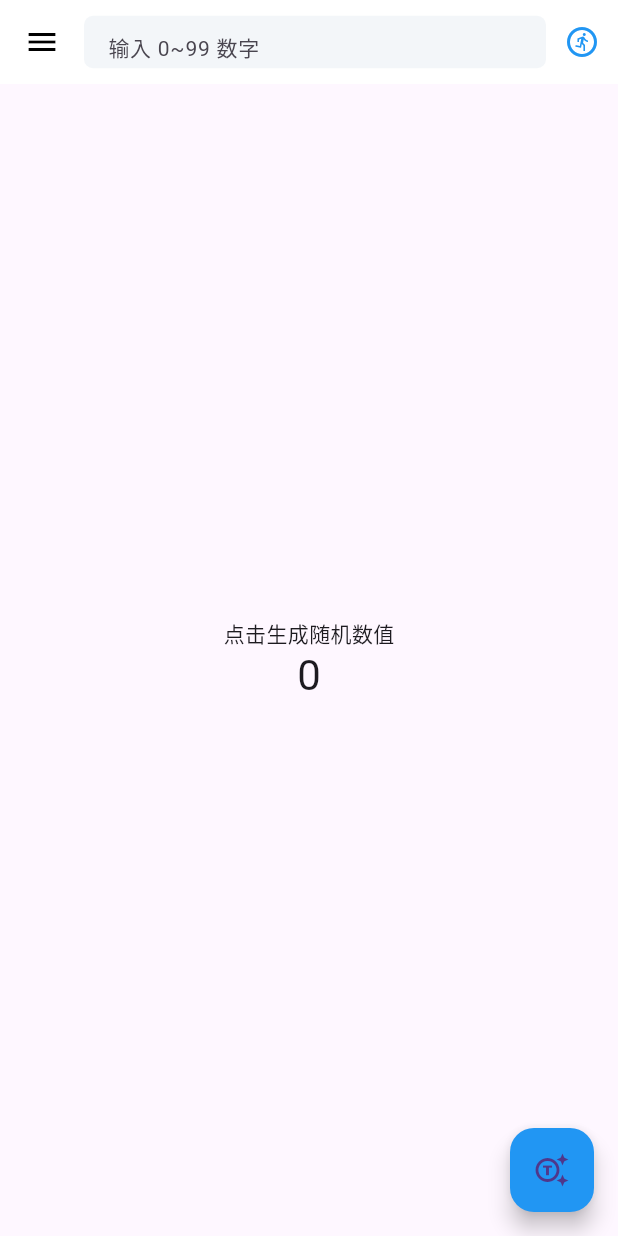
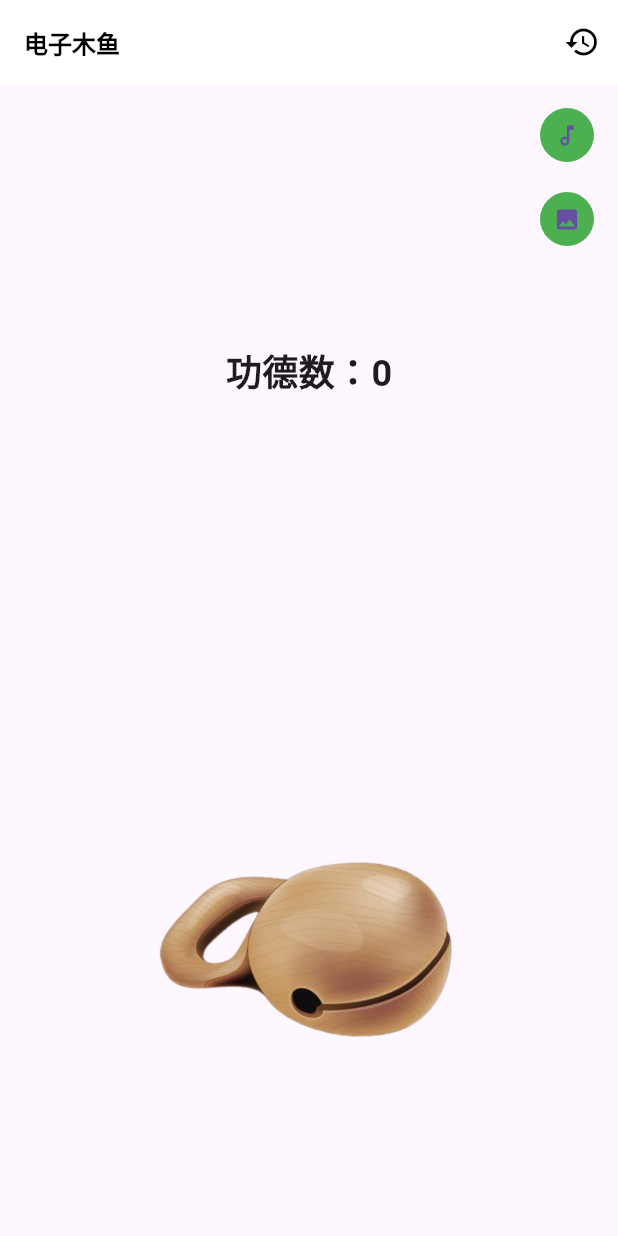
Before and after one commit to miniliupeng/flutter-learn, a Flutter app: the screen it shows after launch, on a phone screen of 412 x 824 dp. Run offline on Flutter 3.47's test engine with Material 3 defaults, Android fonts, the light colour scheme and no system bars; missing offline and left inert: flame_audio.

Commit message:
feat: 语言基础

```diff
--- a/demo/lib/main.dart
+++ b/demo/lib/main.dart
@@ -1,5 +1,5 @@
 import 'package:flutter/material.dart';
-import 'guess/guess_page.dart';
+import 'muyu/muyu_page.dart';
 
 void main() {
   runApp(const MyApp());
@@ -16,7 +16,7 @@ class MyApp extends StatelessWidget {
       theme: ThemeData(
         primarySwatch: Colors.blue,
       ),
-      home: const GuessPage(title: '猜数字'),
+      home: const MuyuPage(),
     );
   }
 }
--- /dev/null
+++ b/demo/lib/muyu/count_panel.dart
@@ -0,0 +1,51 @@
+import 'package:flutter/material.dart';
+
+class CountPanel extends StatelessWidget {
+  final int count;
+  final VoidCallback onTapSwitchAudio;
+  final VoidCallback onTapSwitchImage;
+
+  const CountPanel({
+    super.key,
+    required this.count,
+    required this.onTapSwitchAudio,
+    required this.onTapSwitchImage,
+  });
+  @override
+  Widget build(BuildContext context) {
+    // 按钮样式
+    final ButtonStyle style = ElevatedButton.styleFrom(
+      minimumSize: const Size(36, 36), // 最小尺寸
+      padding: EdgeInsets.zero, // 边距
+      backgroundColor: Colors.green, // 背景色
+      elevation: 0, // 阴影深度
+    );
+    return Stack(
+      children: [
+        Center(
+          child: Text(
+            '功德数：$count',
+            style: TextStyle(fontSize: 24, fontWeight: FontWeight.bold),
+          ),
+        ),
+        Positioned(
+            right: 10,
+            top: 10,
+            child: Wrap(
+              spacing: 8,
+              direction: Axis.vertical,
+              children: [
+                ElevatedButton(
+                    style: style,
+                    onPressed: onTapSwitchAudio,
+                    child: Icon(Icons.music_note_outlined)),
+                ElevatedButton(
+                    style: style,
+                    onPressed: onTapSwitchImage,
+                    child: Icon(Icons.image)),
+              ],
+            ))
+      ],
+    );
+  }
+}
--- /dev/null
+++ b/demo/lib/muyu/models/audio_option.dart
@@ -0,0 +1,6 @@
+class AudioOption {
+  final String name;
+  final String src;
+
+  const AudioOption(this.name, this.src);
+}
--- /dev/null
+++ b/demo/lib/muyu/models/image_option.dart
@@ -0,0 +1,8 @@
+class ImageOption {
+  final String name; // 名称
+  final String src; // 资源
+  final int min; // 每次点击时功德最小值
+  final int max; // 每次点击时功德最大值
+
+  const ImageOption(this.name, this.src, this.min, this.max);
+}
--- /dev/null
+++ b/demo/lib/muyu/models/merit_record.dart
@@ -0,0 +1,9 @@
+class MeritRecord {
+  final String id;
+  final int timestamp;
+  final int value;
+  final String image;
+  final String audio;
+
+  MeritRecord(this.id, this.timestamp, this.value, this.image, this.audio);
+}
--- /dev/null
+++ b/demo/lib/muyu/muyu_app_bar.dart
@@ -0,0 +1,32 @@
+import 'package:flutter/material.dart';
+import 'package:flutter/services.dart';
+
+class MuyuAppBar extends StatelessWidget implements PreferredSizeWidget {
+  final VoidCallback onTapHistory;
+
+  const MuyuAppBar({
+    Key? key,
+    required this.onTapHistory,
+  }) : super(key: key);
+
+  @override
+  Widget build(BuildContext context) {
+    return AppBar(
+      elevation: 0,
+      systemOverlayStyle: const SystemUiOverlayStyle(
+          statusBarIconBrightness: Brightness.dark,
+          statusBarColor: Colors.transparent),
+      backgroundColor: Colors.white,
+      titleTextStyle: const TextStyle(
+          color: Colors.black, fontSize: 16, fontWeight: FontWeight.bold),
+      iconTheme: const IconThemeData(color: Colors.black),
+      title: const Text("电子木鱼"),
+      actions: [
+        IconButton(onPressed: onTapHistory, icon: const Icon(Icons.history))
+      ],
+    );
+  }
+
+  @override
+  Size get preferredSize => const Size.fromHeight(kToolbarHeight);
+}
--- /dev/null
+++ b/demo/lib/muyu/muyu_image.dart
@@ -0,0 +1,17 @@
+import 'package:flutter/material.dart';
+
+class MuyuAssetsImage extends StatelessWidget {
+  final String image;
+  final VoidCallback onTap;
+  const MuyuAssetsImage({super.key, required this.image, required this.onTap});
+  @override
+  Widget build(BuildContext context) {
+    return Center(
+        child: GestureDetector(
+            onTap: onTap,
+            child: Image.asset(
+              image,
+              height: 200, //图片高度
+            )));
+  }
+}
--- /dev/null
+++ b/demo/lib/muyu/muyu_page.dart
@@ -0,0 +1,175 @@
+import 'dart:math';
+
+import 'package:demo/muyu/record_history.dart';
+import 'package:uuid/uuid.dart';
+import 'package:flutter/cupertino.dart';
+import 'package:flutter/material.dart';
+import 'package:flame_audio/flame_audio.dart';
+
+import 'models/merit_record.dart';
+import 'models/image_option.dart';
+import 'models/audio_option.dart';
+import 'options/select_image.dart';
+import 'options/select_audio.dart';
+
+import 'muyu_app_bar.dart';
+import 'animate_text.dart';
+import 'count_panel.dart';
+import 'muyu_image.dart';
+
+class MuyuPage extends StatefulWidget {
+  const MuyuPage({super.key});
+
+  @override
+  State<MuyuPage> createState() => _MuyuPageState();
+}
+
+class _MuyuPageState extends State<MuyuPage> {
+  int _counter = 0;
+  MeritRecord? _cruRecord;
+
+  int _activeImageIndex = 0;
+  int _activeAudioIndex = 0;
+
+  final Random _random = Random();
+  final Uuid uuid = Uuid();
+
+  List<MeritRecord> _records = [];
+
+  final List<AudioOption> audioOptions = const [
+    AudioOption('音效1', 'muyu_1.mp3'),
+    AudioOption('音效2', 'muyu_2.mp3'),
+    AudioOption('音效3', 'muyu_3.mp3'),
+  ];
+
+  final List<ImageOption> imageOptions = const [
+    ImageOption('基础版', 'assets/images/muyu.png', 1, 3),
+    ImageOption('尊享版', 'assets/images/muyu2.png', 3, 6),
+  ];
+
+  AudioPool? pool;
+
+  @override
+  void initState() {
+    super.initState();
+    _initAudioPool();
+  }
+
+  void _initAudioPool() async {
+    pool = await FlameAudio.createPool(
+      'muyu_1.mp3',
+      maxPlayers: 1,
+    );
+  }
+
+  @override
+  Widget build(BuildContext context) {
+    return Scaffold(
+      appBar: MuyuAppBar(
+        onTapHistory: _toHistory,
+      ),
+      body: Column(
+        children: [
+          Expanded(
+              child: CountPanel(
+            count: _counter,
+            onTapSwitchAudio: _onTapSwitchAudio,
+            onTapSwitchImage: _onTapSwitchImage,
+          )),
+          Expanded(
+            child: Stack(
+              alignment: Alignment.topCenter,
+              children: [
+                MuyuAssetsImage(
+                  image: activeImage,
+                  onTap: _onKnock,
+                ),
+                if (_cruRecord != null) AnimateText(record: _cruRecord!)
+              ],
+            ),
+          )
+        ],
+      ),
+    );
+  }
+
+  void _toHistory() {
+    Navigator.of(context).push(
+      MaterialPageRoute(
+        builder: (_) => RecordHistory(records: _records.reversed.toList()),
+      ),
+    );
+  }
+
+  void _onTapSwitchAudio() {
+    showCupertinoModalPopup(
+      context: context,
+      builder: (BuildContext context) {
+        return AudioOptionPanel(
+          audioOptions: audioOptions,
+          activeIndex: _activeAudioIndex,
+          onSelect: _onSelectAudio,
+        );
+      },
+    );
+  }
+
+  void _onTapSwitchImage() {
+    showCupertinoModalPopup(
+      context: context,
+      builder: (BuildContext context) {
+        return ImageOptionPanel(
+          imageOptions: imageOptions,
+          activeIndex: _activeImageIndex,
+          onSelect: _onSelectImage,
+        );
+      },
+    );
+  }
+
+  void _onKnock() {
+    pool?.start();
+    setState(() {
+      // 添加功德记录
+      String id = uuid.v4();
+      _cruRecord = MeritRecord(
+        id,
+        DateTime.now().millisecondsSinceEpoch,
+        knockValue,
+        activeImage,
+        audioOptions[_activeAudioIndex].name,
+      );
+      _counter += _cruRecord!.value;
+      _records.add(_cruRecord!);
+    });
+  }
+
+  // 激活图像
+  String get activeImage => imageOptions[_activeImageIndex].src;
+
+  int get knockValue {
+    int min = imageOptions[_activeImageIndex].min;
+    int max = imageOptions[_activeImageIndex].max;
+    return min + _random.nextInt(max + 1 - min);
+  }
+
+  void _onSelectImage(int value) {
+    Navigator.of(context).pop();
+    if (value == _activeImageIndex) return;
+    setState(() {
+      _activeImageIndex = value;
+    });
+  }
+
+  String get activeAudio => audioOptions[_activeAudioIndex].src;
+
+  void _onSelectAudio(int value) async {
+    Navigator.of(context).pop();
+    if (value == _activeAudioIndex) return;
+    _activeAudioIndex = value;
+    pool = await FlameAudio.createPool(
+      activeAudio,
+      maxPlayers: 1,
+    );
+  }
+}
```
Also changed, not shown: demo/lib/muyu/animate_text.dart (added, +61 -0 lines), demo/lib/muyu/options/select_audio.dart (added, +61 -0 lines), demo/lib/muyu/options/select_image.dart (added, +95 -0 lines), demo/lib/muyu/record_history.dart (added, +52 -0 lines), demo/pubspec.yaml (+6 -3 lines), demo/assets/images/muyu.png (added), demo/assets/images/muyu2.png (added), demo/pubspec.lock, 9 other files.
